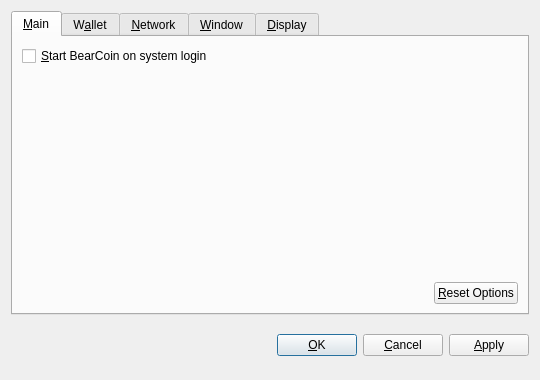
First picture: the form in src/qt/forms/optionsdialog.ui, repository BearcoinProject/Bearcoin, before the edit.
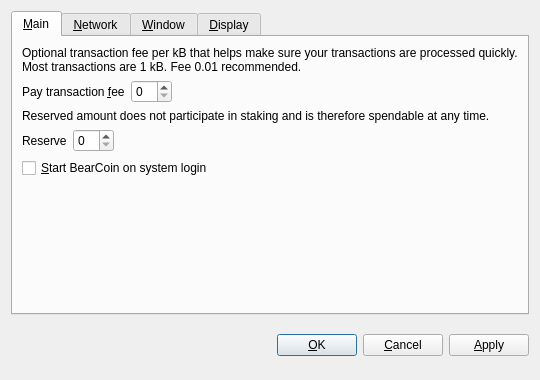
Second picture: the form after the edit. Custom widgets are drawn as their Qt base class.

The edit to the form file:
```diff
--- a/src/qt/forms/optionsdialog.ui
+++ b/src/qt/forms/optionsdialog.ui
@@ -31,69 +31,9 @@
       </attribute>
       <layout class="QVBoxLayout" name="verticalLayout_Main">
        <item>
-        <widget class="QCheckBox" name="bitcoinAtStartup">
-         <property name="toolTip">
-          <string>Automatically start BearCoin after logging in to the system.</string>
-         </property>
-         <property name="text">
-          <string>&amp;Start BearCoin on system login</string>
-         </property>
-        </widget>
-       </item>
-       <item>
-        <spacer name="verticalSpacer_Main">
-         <property name="orientation">
-          <enum>Qt::Vertical</enum>
-         </property>
-         <property name="sizeHint" stdset="0">
-          <size>
-           <width>20</width>
-           <height>40</height>
-          </size>
-         </property>
-        </spacer>
-       </item>
-       <item>
-        <layout class="QHBoxLayout" name="horizontalLayout_2_Main">
-         <item>
-          <spacer name="horizontalSpacer_2_Main">
-           <property name="orientation">
-            <enum>Qt::Horizontal</enum>
-           </property>
-           <property name="sizeHint" stdset="0">
-            <size>
-             <width>40</width>
-             <height>20</height>
-            </size>
-           </property>
-          </spacer>
-         </item>
-         <item>
-          <widget class="QPushButton" name="resetButton">
-           <property name="toolTip">
-            <string>Reset all client options to default.</string>
-           </property>
-           <property name="text">
-            <string>&amp;Reset Options</string>
-           </property>
-           <property name="autoDefault">
-            <bool>false</bool>
-           </property>
-          </widget>
-         </item>
-        </layout>
-       </item>
-      </layout>
-     </widget>
-     <widget class="QWidget" name="tabWallet">
-      <attribute name="title">
-       <string>W&amp;allet</string>
-      </attribute>
-      <layout class="QVBoxLayout" name="verticalLayout_Network">
-       <item>
         <widget class="QLabel" name="transactionFeeInfoLabel">
          <property name="text">
-          <string>Optional transaction fee per kB that helps make sure your transactions are processed quickly. Most transactions are 1 kB.</string>
+          <string>Optional transaction fee per kB that helps make sure your transactions are processed quickly. Most transactions are 1 kB. Fee 0.01 recommended.</string>
          </property>
          <property name="textFormat">
           <enum>Qt::PlainText</enum>
@@ -104,7 +44,7 @@
         </widget>
        </item>
        <item>
-        <layout class="QHBoxLayout" name="horizontalLayout_1_Main">
+        <layout class="QHBoxLayout" name="horizontalLayoutFee">
          <item>
           <widget class="QLabel" name="transactionFeeLabel">
            <property name="text">
@@ -137,9 +77,12 @@
         </layout>
        </item>
        <item>
-        <widget class="QLabel" name="label">
+        <widget class="QLabel" name="reserveBalanceInfoLabel">
          <property name="text">
-          <string>If you disable the spending of unconfirmed change, the change from a transaction cannot be used until that transaction has at least one confirmation. This also affects how your balance is computed.</string>
+          <string>Reserved amount does not participate in staking and is therefore spendable at any time.</string>
+         </property>
+         <property name="textFormat">
+          <enum>Qt::PlainText</enum>
          </property>
          <property name="wordWrap">
           <bool>true</bool>
@@ -147,9 +90,45 @@
         </widget>
        </item>
        <item>
-        <widget class="QCheckBox" name="spendZeroConfChange">
+        <layout class="QHBoxLayout" name="horizontalLayoutReserveBalance">
+         <item>
+          <widget class="QLabel" name="reserveBalanceLabel">
+           <property name="text">
+            <string>Reserve</string>
+           </property>
+           <property name="textFormat">
+            <enum>Qt::PlainText</enum>
+           </property>
+           <property name="buddy">
+            <cstring>reserveBalance</cstring>
+           </property>
+          </widget>
+         </item>
+         <item>
+          <widget class="BitcoinAmountField" name="reserveBalance"/>
+         </item>
+         <item>
+          <spacer name="horizontalSpacerReserveBalance">
+           <property name="orientation">
+            <enum>Qt::Horizontal</enum>
+           </property>
+           <property name="sizeHint" stdset="0">
+            <size>
+             <width>40</width>
+             <height>20</height>
+            </size>
+           </property>
+          </spacer>
+         </item>
+        </layout>
+       </item>
+       <item>
+        <widget class="QCheckBox" name="bitcoinAtStartup">
+         <property name="toolTip">
+          <string>Automatically start BearCoin after logging in to the system.</string>
+         </property>
          <property name="text">
-          <string>Spend unconfirmed change  (experts only)</string>
+          <string>&amp;Start BearCoin on system login</string>
          </property>
         </widget>
        </item>
```
Left out of the diff: 4 changed lines with no effect on the pictures.
